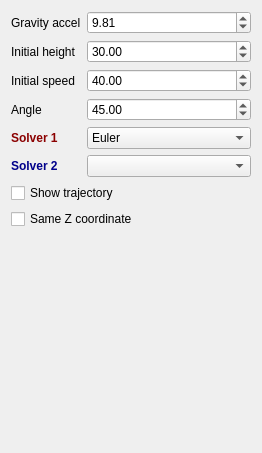
Above: forms/widgetprojectiles.ui from FilippoVenturini8/PhysicSimulations before the change. Below: the same form after it.
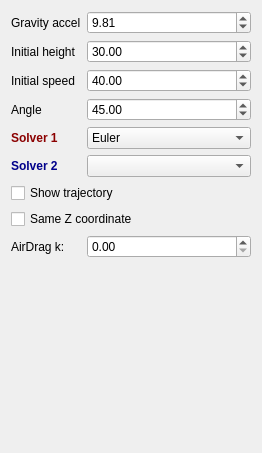
That is the form after the change.

Patch:
```diff
--- a/forms/widgetprojectiles.ui
+++ b/forms/widgetprojectiles.ui
@@ -141,6 +141,20 @@
    <item row="5" column="1">
     <widget class="QComboBox" name="solver2"/>
    </item>
+   <item row="8" column="1">
+    <widget class="QDoubleSpinBox" name="airDragK">
+     <property name="singleStep">
+      <double>0.010000000000000</double>
+     </property>
+    </widget>
+   </item>
+   <item row="8" column="0">
+    <widget class="QLabel" name="label_7">
+     <property name="text">
+      <string>AirDrag k:</string>
+     </property>
+    </widget>
+   </item>
   </layout>
  </widget>
  <resources/>
```
